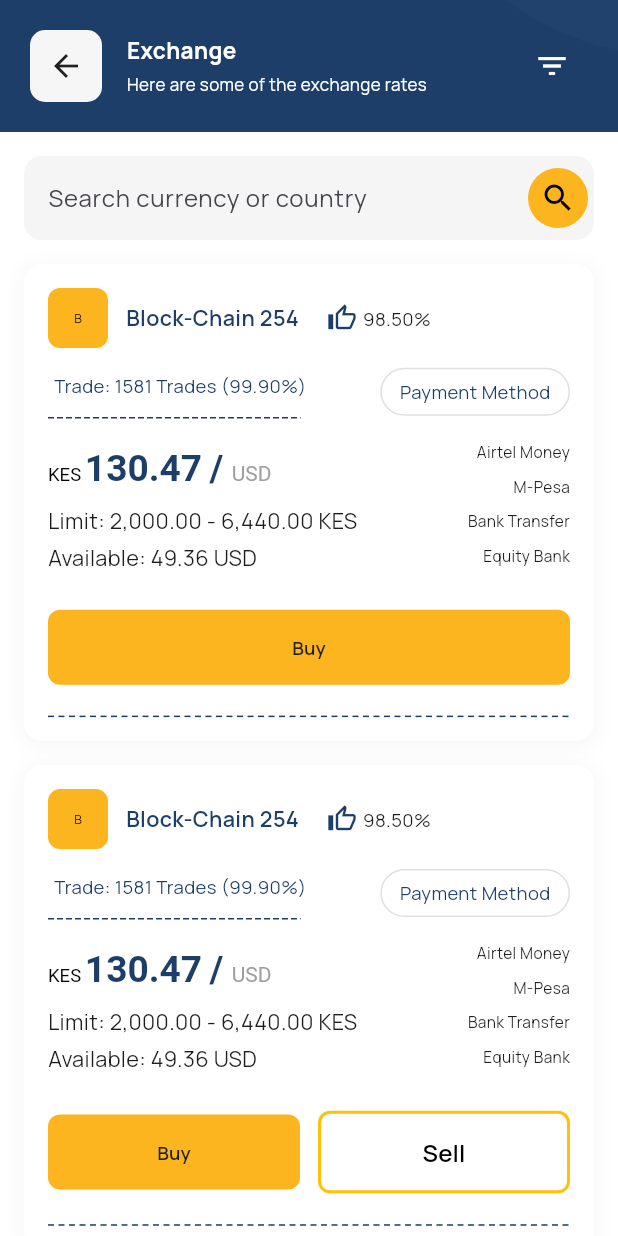
After one commit to mulwa/sareefx, a Flutter app: the ExchangePage screen opened by its route, on a phone screen of 412 x 824 dp. The commit adds this screen. Run offline on Flutter 3.47's test engine with Material 3 defaults, Android fonts, the phone set to English and light mode, and no system bars; drawn by our look-alikes of dotted_border, dotted_line; our stand-ins replace card_swiper, flutter_screenutil, flutter_svg, google_fonts, intl_phone_field, persistent_bottom_nav_bar and 3 more; missing offline and left inert: numpad_layout.

Commit message:
added exchange pages

```diff
--- /dev/null
+++ b/lib/features/dashboard/exchange/exchange_page.dart
@@ -0,0 +1,505 @@
+import 'package:dotted_border/dotted_border.dart';
+import 'package:dotted_line/dotted_line.dart';
+import 'package:flutter/material.dart';
+import 'package:flutter_screenutil/flutter_screenutil.dart';
+import 'package:sareefx/features/auth/widgets/custom_app_bar_two.dart';
+import 'package:sareefx/utils/constants/constants.dart';
+
+class ExchangePage extends StatefulWidget {
+  const ExchangePage({Key? key}) : super(key: key);
+
+  @override
+  State<ExchangePage> createState() => _ExchangePageState();
+}
+
+class _ExchangePageState extends State<ExchangePage> {
+  void _showFilterBottomSheet() {
+    showModalBottomSheet(
+      context: context,
+      shape: const RoundedRectangleBorder(
+        borderRadius: BorderRadius.vertical(top: Radius.circular(20)),
+      ),
+      backgroundColor: Colors.white,
+      isScrollControlled: true,
+      builder: (context) => const FilterBottomSheet(),
+    );
+  }
+
+  @override
+  Widget build(BuildContext context) {
+    return Scaffold(
+      backgroundColor: Colors.white,
+      body: Column(
+        children: [
+          // Header
+          CustomAppBarTwo(
+            title: 'Exchange',
+            subtitle: 'Here are some of the exchange rates',
+            showIcon: true,
+            onIconButtonPressed: () {
+              _showFilterBottomSheet();
+            },
+          ),
+
+          // Content
+          Expanded(
+            child: SingleChildScrollView(
+              child: Column(
+                children: [
+                  // Search Bar
+                  Padding(
+                    padding: const EdgeInsets.all(16.0),
+                    child: TextField(
+                      decoration: InputDecoration(
+                        hintText: 'Search currency or country',
+                        filled: true,
+                        fillColor: Colors.grey[100],
+                        border: OutlineInputBorder(
+                          borderRadius: BorderRadius.circular(12),
+                          borderSide: BorderSide.none,
+                        ),
+                        suffixIcon: Container(
+                          margin: const EdgeInsets.all(4),
+                          decoration: const BoxDecoration(
+                            color: AppColors.colorFC,
+                            shape: BoxShape.circle,
+                          ),
+                          child: const Icon(Icons.search, color: Colors.black),
+                        ),
+                      ),
+                    ),
+                  ),
+                  // Exchange Cards
+                  const ExchangeCard(showSellButton: false),
+                  const SizedBox(height: 16),
+                  const ExchangeCard(showSellButton: true),
+                ],
+              ),
+            ),
+          ),
+        ],
+      ),
+    );
+  }
+}
+
+class ExchangeCard extends StatelessWidget {
+  final bool showSellButton;
+
+  const ExchangeCard({Key? key, required this.showSellButton})
+    : super(key: key);
+
+  @override
+  Widget build(BuildContext context) {
+    return Container(
+      margin: const EdgeInsets.symmetric(horizontal: 16),
+      padding: const EdgeInsets.all(16),
+      decoration: BoxDecoration(
+        color: Colors.white,
+        borderRadius: BorderRadius.circular(12),
+        boxShadow: [
+          BoxShadow(
+            color: Colors.grey.withOpacity(0.1),
+            spreadRadius: 1,
+            blurRadius: 10,
+            offset: const Offset(0, 2),
+          ),
+        ],
+      ),
+      child: Column(
+        crossAxisAlignment: CrossAxisAlignment.start,
+        children: [
+          // Header Row
+          Row(
+            children: [
+              Container(
+                width: 40,
+                height: 40,
+                decoration: const BoxDecoration(
+                  color: AppColors.colorFC,
+                  borderRadius: BorderRadius.all(Radius.circular(8)),
+                ),
+                child: Center(
+                  child: Text(
+                    'B',
+                    style: TextStyle(
+                      fontWeight: FontWeight.w400,
+                      fontSize: 8.sp,
+                      color: AppColors.color00,
+                    ),
+                  ),
+                ),
+              ),
+              const SizedBox(width: 12),
+              Text(
+                'Block-Chain 254',
+                style: TextStyle(
+                  fontSize: 14.sp,
+                  fontWeight: FontWeight.w600,
+                  color: AppColors.color1C,
+                ),
+              ),
+              SizedBox(width: 18.sp),
+              Icon(Icons.thumb_up_outlined, size: 20, color: AppColors.color1C),
+              const SizedBox(width: 4),
+              Text(
+                '98.50%',
+                style: TextStyle(
+                  fontSize: 12.sp,
+                  fontWeight: FontWeight.w400,
+                  color: AppColors.color1E,
+                ),
+              ),
+            ],
+          ),
+          const SizedBox(height: 12),
+          // Trade Info
+          Row(
+            mainAxisAlignment: MainAxisAlignment.spaceBetween,
+            children: [
+              DottedBorder(
+                options: CustomPathDottedBorderOptions(
+                  color: AppColors.color1C,
+                  strokeWidth: 1,
+                  dashPattern: const [4, 2],
+                  padding: EdgeInsets.all(4.sp),
+                  borderPadding: const EdgeInsets.symmetric(horizontal: 4),
+                  customPath: (size) => Path()
+                    ..moveTo(0, size.height)
+                    ..relativeLineTo(size.width, 0),
+                ),
+
+                child: Padding(
+                  padding: EdgeInsets.only(
+                    bottom: 8.sp,
+                  ), // space between text & line
+                  child: Text(
+                    'Trade: 1581 Trades (99.90%)',
+                    style: TextStyle(
+                      color: AppColors.color1C,
+                      fontSize: 12.sp,
+                      fontWeight: FontWeight.w400,
+                    ),
+                  ),
+                ),
+              ),
+              Container(
+                padding: const EdgeInsets.symmetric(
+                  horizontal: 12,
+                  vertical: 6,
+                ),
+                decoration: BoxDecoration(
+                  border: Border.all(color: Colors.grey[300]!),
+                  borderRadius: BorderRadius.circular(20),
+                ),
+                child: Text(
+                  'Payment Method',
+                  style: TextStyle(
+                    fontSize: 12.sp,
+                    color: AppColors.color1C,
+                    fontWeight: FontWeight.w400,
+                  ),
+                ),
+              ),
+            ],
+          ),
+          const SizedBox(height: 16),
+          // Exchange Rate
+          Row(
+            mainAxisAlignment: MainAxisAlignment.spaceBetween,
+            crossAxisAlignment: CrossAxisAlignment.start,
+            children: [
+              Column(
+                crossAxisAlignment: CrossAxisAlignment.start,
+                children: [
+                  RichText(
+                    text: TextSpan(
+                      style: TextStyle(color: Colors.black),
+                      children: [
+                        TextSpan(
+                          text: 'KES ',
+                          style: TextStyle(
+                            fontSize: 12.sp,
+                            fontWeight: FontWeight.w400,
+                          ),
+                        ),
+                        TextSpan(
+                          text: '130.47 /',
+                          style: TextStyle(
+                            fontSize: 24.sp,
+                            fontWeight: FontWeight.w700,
+                            color: AppColors.color1C,
+                          ),
+                        ),
+                        TextSpan(
+                          text: '  USD',
+                          style: TextStyle(fontSize: 14, color: Colors.grey),
+                        ),
+                      ],
+                    ),
+                  ),
+                  const SizedBox(height: 8),
+                  Text(
+                    'Limit: 2,000.00 - 6,440.00 KES',
+                    style: TextStyle(
+                      color: AppColors.color1E,
+                      fontSize: 14.sp,
+                      fontWeight: FontWeight.w400,
+                    ),
+                  ),
+                  const SizedBox(height: 4),
+                  Text(
+                    'Available: 49.36 USD',
+                    style: TextStyle(
+                      color: AppColors.color1E,
+                      fontSize: 14.sp,
+                      fontWeight: FontWeight.w400,
+                    ),
+                  ),
+                ],
+              ),
+              // Payment Methods
+              Column(
+                crossAxisAlignment: CrossAxisAlignment.end,
+                children: [
+                  _paymentMethod('Airtel Money'),
+                  _paymentMethod('M-Pesa'),
+                  _paymentMethod('Bank Transfer'),
+                  _paymentMethod('Equity Bank'),
+                ],
+              ),
+            ],
+          ),
+          const SizedBox(height: 20),
+          // Action Buttons
+          Row(
+            mainAxisSize: MainAxisSize.min,
+            children: [
+              Expanded(
+                child: ElevatedButton(
+                  onPressed: () {},
+                  style: ElevatedButton.styleFrom(
+                    backgroundColor: AppColors.colorFC,
+                    foregroundColor: Colors.black,
+                    padding: const EdgeInsets.symmetric(vertical: 16),
+                    shape: RoundedRectangleBorder(
+                      borderRadius: BorderRadius.circular(8),
+                    ),
+                    elevation: 0,
+                  ),
+                  child: Text(
+                    'Buy',
+                    style: TextStyle(
+                      fontSize: 12.sp,
+                      fontWeight: FontWeight.w600,
+                      color: AppColors.color1E,
+                    ),
+                  ),
+                ),
+              ),
+              if (showSellButton) ...[
+                const SizedBox(width: 12),
+                Expanded(
+                  child: OutlinedButton(
+                    onPressed: () {},
+                    style: OutlinedButton.styleFrom(
+                      foregroundColor: Colors.black,
+                      padding: const EdgeInsets.symmetric(vertical: 16),
+                      side: const BorderSide(
+                        color: Color(0xFFFFC107),
+                        width: 2,
+                      ),
+                      shape: RoundedRectangleBorder(
+                        borderRadius: BorderRadius.circular(8),
+                      ),
+                    ),
+                    child: const Text(
+                      'Sell',
+                      style: TextStyle(
+                        fontSize: 16,
+                        fontWeight: FontWeight.w600,
+                      ),
+                    ),
+                  ),
+                ),
+              ],
+            ],
+          ),
+          SizedBox(height: 20.sp),
+          const DottedLine(
+            direction: Axis.horizontal,
+            lineLength: double.infinity, // full width
+            lineThickness: 1,
+            dashLength: 4,
+            dashGapLength: 3,
+            dashColor: AppColors.color1C,
+          ),
+        ],
+      ),
+    );
+  }
+
+  Widget _paymentMethod(String text) {
+    return Padding(
+      padding: const EdgeInsets.only(bottom: 8),
+      child: Text(
+        text,
+        style: TextStyle(
+          fontSize: 10.sp,
+          color: AppColors.color1E,
+          fontWeight: FontWeight.w400,
+        ),
+      ),
+    );
+  }
+}
+
+class FilterBottomSheet extends StatefulWidget {
+  const FilterBottomSheet({Key? key}) : super(key: key);
+
+  @override
+  State<FilterBottomSheet> createState() => _FilterBottomSheetState();
+}
+
+class _FilterBottomSheetState extends State<FilterBottomSheet> {
+  bool filter0to1000 = false;
+  bool filter1001to10000 = false;
+  bool filterAbove10001 = false;
+  bool filterSeller = false;
+  bool filterBuyer = false;
+
+  @override
+  Widget build(BuildContext context) {
+    return Container(
+      padding: const EdgeInsets.all(24),
+      child: Column(
+        mainAxisSize: MainAxisSize.min,
+        crossAxisAlignment: CrossAxisAlignment.start,
+        children: [
+          // Handle bar
+          Center(
+            child: Container(
+              width: 40,
+              height: 4,
+              decoration: BoxDecoration(
+                color: Colors.grey[300],
+                borderRadius: BorderRadius.circular(2),
+              ),
+            ),
+          ),
+          const SizedBox(height: 24),
+          // Header
+          Row(
+            mainAxisAlignment: MainAxisAlignment.spaceBetween,
+            children: [
+              Text(
+                'Apply Filter',
+                style: TextStyle(
+                  fontSize: 16.sp,
+                  color: AppColors.color1C,
+                  fontWeight: FontWeight.w600,
+                ),
+              ),
+              IconButton(
+                icon: const Icon(Icons.close),
+                onPressed: () => Navigator.pop(context),
+              ),
+            ],
+          ),
+          SizedBox(height: 8.h),
+          Text(
+            'Kindly select any to apply the filter',
+            style: TextStyle(
+              fontSize: 14.sp,
+              color: AppColors.color26,
+              fontWeight: FontWeight.w500,
+            ),
+          ),
+          const SizedBox(height: 24),
+          // Filter Options
+          _buildFilterOption(
+            '0 > USD 1,000',
+            filter0to1000,
+            (value) => setState(() => filter0to1000 = value!),
+          ),
+          _buildFilterOption(
+            'USD 1,001 > USD 10,000',
+            filter1001to10000,
+            (value) => setState(() => filter1001to10000 = value!),
+          ),
+          _buildFilterOption(
+            '>USD 10,001',
+            filterAbove10001,
+            (value) => setState(() => filterAbove10001 = value!),
+          ),
+          _buildFilterOption(
+            'Seller',
+            filterSeller,
+            (value) => setState(() => filterSeller = value!),
+          ),
+          _buildFilterOption(
+            'Buyer',
+            filterBuyer,
+            (value) => setState(() => filterBuyer = value!),
+          ),
+          const SizedBox(height: 24),
+          // Apply Button
+          SizedBox(
+            width: double.infinity,
+            child: ElevatedButton(
+              onPressed: () {
+                // Apply filter logic here
+                Navigator.pop(context);
+              },
+              style: ElevatedButton.styleFrom(
+                backgroundColor: AppColors.colorFC,
+                foregroundColor: Colors.black,
+                padding: const EdgeInsets.symmetric(vertical: 16),
+                shape: RoundedRectangleBorder(
+                  borderRadius: BorderRadius.circular(8),
+                ),
+                elevation: 0,
+              ),
+              child: Text(
+                'Apply Filter',
+                style: TextStyle(fontSize: 14.sp, fontWeight: FontWeight.w600),
+              ),
+            ),
+          ),
+          const SizedBox(height: 16),
+        ],
+      ),
+    );
+  }
+
+  Widget _buildFilterOption(
+    String label,
+    bool value,
+    Function(bool?) onChanged,
+  ) {
+    return Padding(
+      padding: const EdgeInsets.only(bottom: 16),
+      child: Row(
+        children: [
+          SizedBox(
+            width: 24,
+            height: 24,
+            child: Checkbox(
+              value: value,
+              onChanged: onChanged,
+              shape: RoundedRectangleBorder(
+                borderRadius: BorderRadius.circular(4),
+              ),
+              side: BorderSide(color: Colors.grey[400]!),
+            ),
+          ),
+          const SizedBox(width: 16),
+          Text(
+            label,
+            style: const TextStyle(fontSize: 16, color: Colors.black87),
+          ),
+        ],
+      ),
+    );
+  }
+}
--- a/lib/features/dashboard/transactions/recent_transaction_page.dart
+++ b/lib/features/dashboard/transactions/recent_transaction_page.dart
@@ -294,7 +294,6 @@
                   fontSize: 14.sp,
                   color: AppColors.color26,
                   fontWeight: FontWeight.w500,
-                  fontFamily: GoogleFonts.manrope().fontFamily,
                 ),
               ),
             ),
--- a/lib/utils/constants/app_colors.dart
+++ b/lib/utils/constants/app_colors.dart
@@ -67,4 +67,5 @@
   static const Color color94 = Color(0xFF949494);
   static const Color color26 = Color(0xFF263238);
   static const Color color00 = Color(0xFF000000);
+  static const Color colorFC = Color(0xFFFCB51E);
 }
--- a/lib/utils/router/app_router.dart
+++ b/lib/utils/router/app_router.dart
@@ -10,6 +10,7 @@
 import 'package:sareefx/features/auth/views/set_pin_screen.dart';
 import 'package:sareefx/features/auth/views/verify_email_screen.dart';
 import 'package:sareefx/features/auth/views/verify_phone_screen.dart';
+import 'package:sareefx/features/dashboard/exchange/exchange_page.dart';
 import 'package:sareefx/features/dashboard/topUp/top_up_page.dart';
 import 'package:sareefx/features/dashboard/topUp/top_up_receipt_page.dart';
 import 'package:sareefx/features/dashboard/topUp/verify_top_up.dart';
@@ -36,6 +37,7 @@
   static const String verifyTopUpRoute = 'verify-top-up-route';
   static const String topUpReceiptRoute = 'top-up-receipt-route';
   static const String recentTransactionRoute = 'recent-transaction-route';
+  static const String exchangeRoute = 'exchange-route';
 
   static Route<String>? onGenerateRoute(RouteSettings settings) {
     print('onGenerateRoute called with: ${settings.name}');
@@ -107,6 +109,8 @@
         return MaterialPageRoute(
           builder: (context) => const RecentTransactionPage(),
         );
+      case exchangeRoute:
+        return MaterialPageRoute(builder: (context) => const ExchangePage());
     }
 
     return null;
--- a/pubspec.yaml
+++ b/pubspec.yaml
@@ -47,6 +47,7 @@
   persistent_bottom_nav_bar: ^6.2.1
   flutter_screenutil: ^5.9.3
   dotted_line: ^3.2.3
+  dotted_border: ^3.1.0
 
 dev_dependencies:
   flutter_test:
```
Also changed, not shown: lib/features/dashboard/views/screens/dashboard_screen.dart (+12 -0 lines), assets/images/search_icons.png (added), pubspec.lock.
